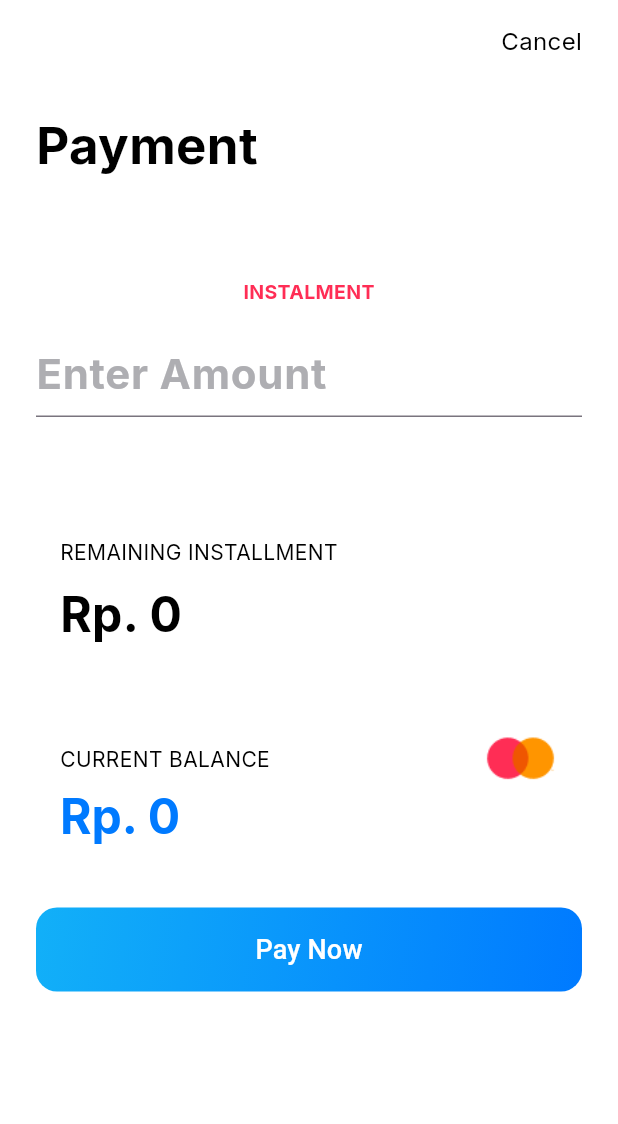
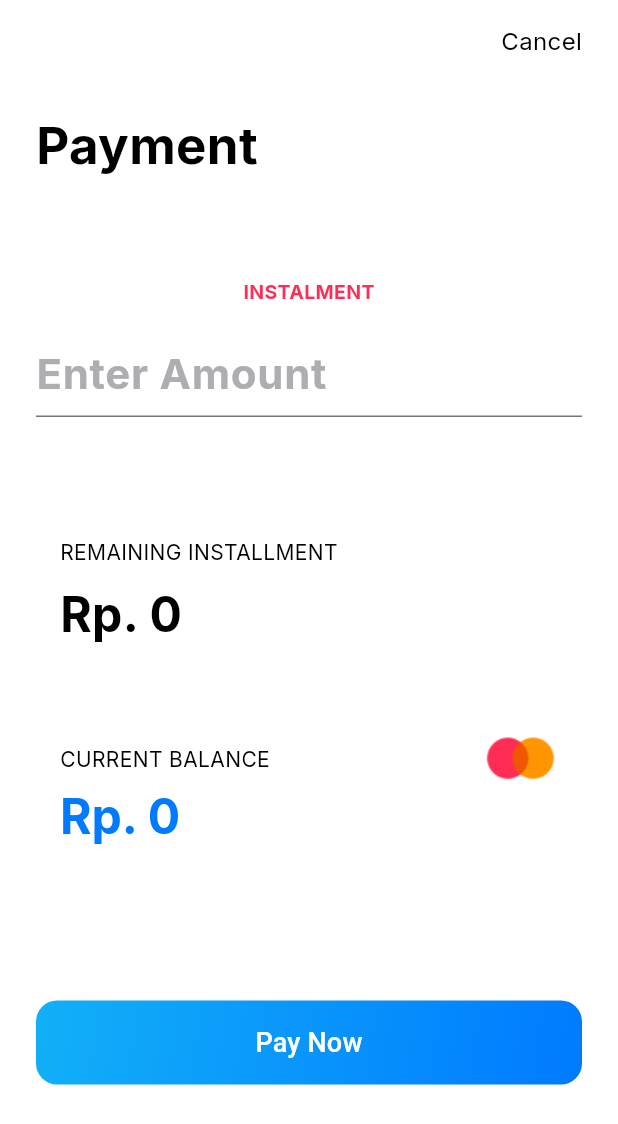
Before and after one commit to Jedy24/finance_tracker, a Flutter app: the PaymentScreen screen opened directly, on a phone screen of 412 x 824 dp. Shown: the top 1124 px of the screen. Run offline on Flutter 3.47's test engine with Material 3 defaults, Android fonts, the phone set to English and light mode, and no system bars; our stand-ins replace cloud_firestore, firebase_core, fl_chart, flutter_colorpicker, google_fonts; accounts and stored records are empty.

Commit message:
Button gap adjustment

```diff
--- a/lib/screen/payment.dart
+++ b/lib/screen/payment.dart
@@ -70,6 +70,9 @@ class _PaymentScreenState extends State<PaymentScreen> {
           backgroundColor: Colors.transparent,
           elevation: 0,
           margin: const EdgeInsets.only(
+            // Snackbar diatas
+            // top: 32,
+            // bottom: MediaQuery.of(context).size.height - 100,
             bottom: 20,
             right: 20,
             left: 20,
@@ -181,11 +184,13 @@ class _PaymentScreenState extends State<PaymentScreen> {
           Padding(
             padding: const EdgeInsets.only(right: 16.0),
             child: IconButton(
-              icon: Text('Cancel',
+              icon: Text(
+                'Cancel',
                 style: GoogleFonts.inter(
                   fontSize: 16,
-                    color: Theme.of(context).textTheme.bodyLarge?.color
-                  )),
+                  color: Theme.of(context).textTheme.bodyLarge?.color,
+                ),
+              ),
               onPressed: () {
                 Navigator.push(
                   context,
@@ -202,8 +207,6 @@ class _PaymentScreenState extends State<PaymentScreen> {
         color: theme.scaffoldBackgroundColor,
         child: RefreshIndicator(
           onRefresh: _refreshData,
-          child: SingleChildScrollView(
-            physics: const AlwaysScrollableScrollPhysics(),
           child: Padding(
             padding: EdgeInsets.only(
               left: 24.0,
@@ -211,6 +214,12 @@ class _PaymentScreenState extends State<PaymentScreen> {
               top: 16.0,
               bottom: MediaQuery.of(context).viewInsets.bottom + 16.0,
             ),
+            child: Column(
+              mainAxisAlignment: MainAxisAlignment.spaceBetween, // Atur layout antara konten dan tombol
+              children: [
+                Expanded(
+                  child: SingleChildScrollView(
+                    physics: const AlwaysScrollableScrollPhysics(),
                     child: Column(
                       crossAxisAlignment: CrossAxisAlignment.center,
                       children: [
@@ -253,7 +262,6 @@ class _PaymentScreenState extends State<PaymentScreen> {
                           },
                         ),
                         const SizedBox(height: 64),
-
                         Container(
                           padding: const EdgeInsets.all(16),
                           decoration: BoxDecoration(
@@ -327,9 +335,13 @@ class _PaymentScreenState extends State<PaymentScreen> {
                             ],
                           ),
                         ),
-
-                  const SizedBox(height: 24),
-                  SizedBox(
+                      ],
+                    ),
+                  ),
+                ),
+                Padding(
+                  padding: const EdgeInsets.only(bottom: 85.0),
+                  child: SizedBox(
                     width: double.infinity,
                     child: Container(
                       decoration: BoxDecoration(
@@ -362,8 +374,8 @@ class _PaymentScreenState extends State<PaymentScreen> {
                       ),
                     ),
                   ),
+                ),
               ],
-              ),
             ),
           ),
         ),
```
Lines whose indentation alone changed are shown as unchanged.
